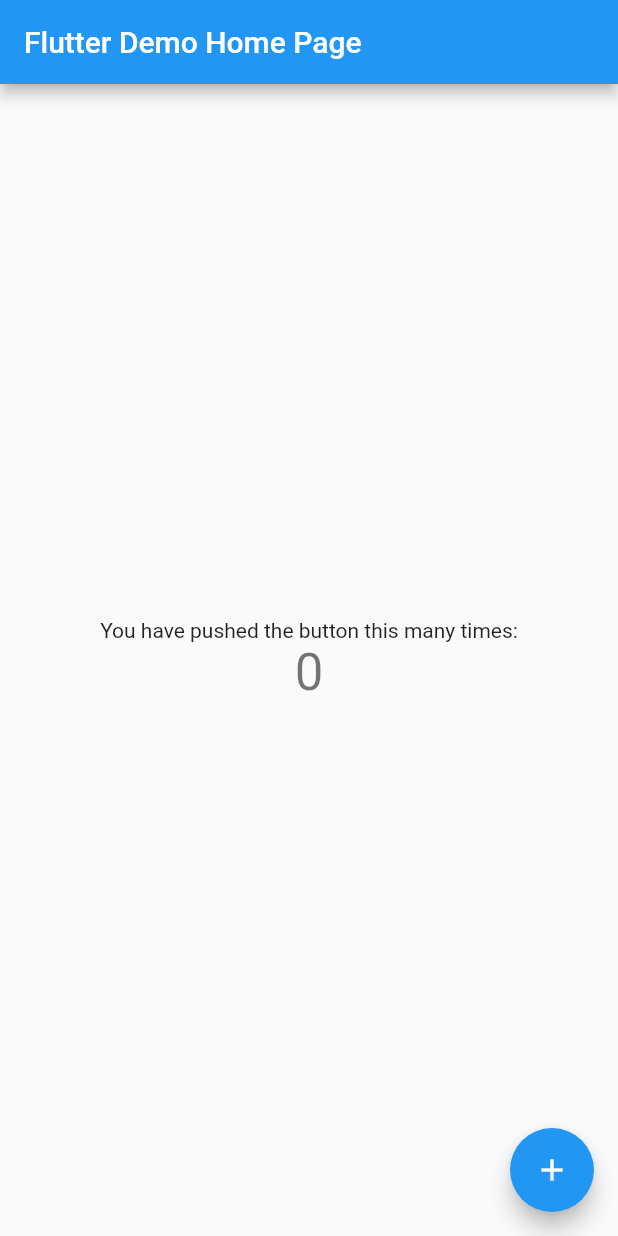
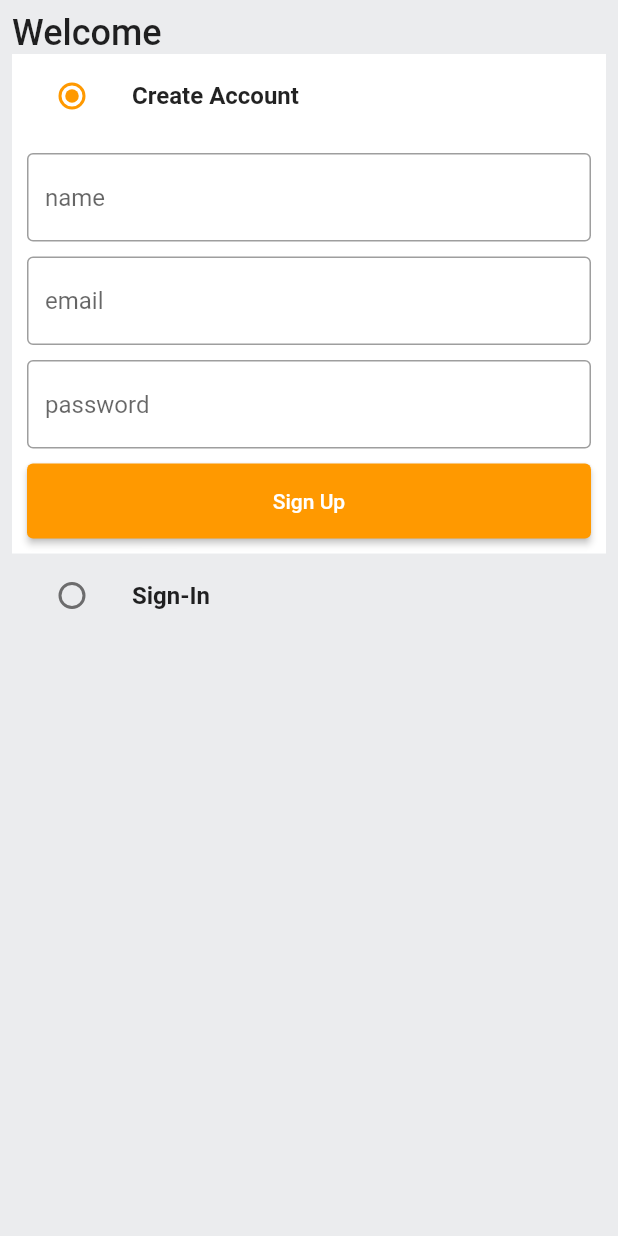
Before and after one commit to ebenny/e_commerce-app, a Flutter app: the screen it shows after launch, on a phone screen of 412 x 824 dp. Run offline on Flutter 3.47's test engine with Material 2 defaults, Android fonts, the phone set to English and light mode, and no system bars.

Commit message:
UI_login/signup_screen

```diff
--- /dev/null
+++ b/lib/constants/global_variables.dart
@@ -0,0 +1,52 @@
+import 'package:flutter/material.dart';
+
+String uri = 'http://<yourip>:3000';
+
+class GlobalVariables {
+  // COLORS
+  static const appBarGradient = LinearGradient(
+    colors: [
+      Color.fromARGB(255, 29, 201, 192),
+      Color.fromARGB(255, 125, 221, 216),
+    ],
+    stops: [0.5, 1.0],
+  );
+
+  static const secondaryColor = Color.fromRGBO(255, 153, 0, 1);
+  static const backgroundColor = Colors.white;
+  static const Color greyBackgroundCOlor = Color(0xffebecee);
+  static var selectedNavBarColor = Colors.cyan[800]!;
+  static const unselectedNavBarColor = Colors.black87;
+
+  // STATIC IMAGES
+  static const List<String> carouselImages = [
+    'https://images-eu.ssl-images-amazon.com/images/G/31/img21/Wireless/WLA/TS/D37847648_Accessories_savingdays_Jan22_Cat_PC_1500.jpg',
+    'https://images-eu.ssl-images-amazon.com/images/G/31/img2021/Vday/bwl/English.jpg',
+    'https://images-eu.ssl-images-amazon.com/images/G/31/img22/Wireless/AdvantagePrime/BAU/14thJan/D37196025_IN_WL_AdvantageJustforPrime_Jan_Mob_ingress-banner_1242x450.jpg',
+    'https://images-na.ssl-images-amazon.com/images/G/31/Symbol/2020/00NEW/1242_450Banners/PL31_copy._CB432483346_.jpg',
+    'https://images-na.ssl-images-amazon.com/images/G/31/img21/shoes/September/SSW/pc-header._CB641971330_.jpg',
+  ];
+
+  static const List<Map<String, String>> categoryImages = [
+    {
+      'title': 'Mobiles',
+      'image': 'assets/images/mobiles.jpeg',
+    },
+    {
+      'title': 'Essentials',
+      'image': 'assets/images/essentials.jpeg',
+    },
+    {
+      'title': 'Appliances',
+      'image': 'assets/images/appliances.jpeg',
+    },
+    {
+      'title': 'Books',
+      'image': 'assets/images/books.jpeg',
+    },
+    {
+      'title': 'Fashion',
+      'image': 'assets/images/fashion.jpeg',
+    },
+  ];
+}
--- /dev/null
+++ b/lib/features/auth/screens/auth_screen.dart
@@ -0,0 +1,169 @@
+import 'package:flutter/material.dart';
+import 'package:myecommerce/constants/global_variables.dart';
+import 'package:myecommerce/reusable/widgets/custom_button.dart';
+import 'package:myecommerce/reusable/widgets/custom_textfields.dart';
+
+enum Auth {
+  signIn,
+  signUp,
+}
+
+class AuthScreen extends StatefulWidget {
+  static const String routeName = '/auth-screen';
+  const AuthScreen({Key? key}) : super(key: key);
+
+  @override
+  State<AuthScreen> createState() => _AuthScreenState();
+}
+
+class _AuthScreenState extends State<AuthScreen> {
+  //tracking the login and signup radio
+  Auth _auth = Auth.signUp;
+  final _signUpFormKey = GlobalKey<FormState>();
+  final _signInFormKey = GlobalKey<FormState>();
+
+  final TextEditingController _emailController = TextEditingController();
+  final TextEditingController _passwordController = TextEditingController();
+  final TextEditingController _nameController = TextEditingController();
+
+  @override
+  void dispose() {
+    super.dispose();
+    _emailController.dispose();
+    _passwordController.dispose();
+    _nameController.dispose();
+  }
+
+  @override
+  Widget build(BuildContext context) {
+    return Scaffold(
+      backgroundColor: GlobalVariables.greyBackgroundCOlor,
+      body: SafeArea(
+        child: Padding(
+          padding: const EdgeInsets.all(8.0),
+          child: Column(
+            crossAxisAlignment: CrossAxisAlignment.start,
+            children: [
+              const Text(
+                'Welcome',
+                style: TextStyle(
+                  fontSize: 24,
+                  fontWeight: FontWeight.w500,
+                ),
+              ),
+              ListTile(
+                tileColor: _auth == Auth.signUp
+                    ? GlobalVariables.backgroundColor
+                    : GlobalVariables.greyBackgroundCOlor,
+                title: const Text(
+                  'Create Account',
+                  style: TextStyle(
+                    fontWeight: FontWeight.bold,
+                  ),
+                ),
+                leading: Radio(
+                  activeColor: GlobalVariables.secondaryColor,
+                  value: Auth.signUp,
+                  groupValue: _auth,
+                  onChanged: (Auth? val) {
+                    setState(() {
+                      _auth = val!;
+                    });
+                  },
+                ),
+              ),
+              if (_auth == Auth.signUp)
+                Container(
+                  padding: const EdgeInsets.all(10),
+                  color: GlobalVariables.backgroundColor,
+                  child: Form(
+                    key: _signUpFormKey,
+                    child: Column(
+                      children: [
+                        CustomTextFiled(
+                          controller: _nameController,
+                          hintText: 'name',
+                        ),
+                        const SizedBox(
+                          height: 10,
+                        ),
+                        CustomTextFiled(
+                          controller: _emailController,
+                          hintText: 'email',
+                        ),
+                        const SizedBox(
+                          height: 10,
+                        ),
+                        CustomTextFiled(
+                          controller: _passwordController,
+                          hintText: 'password',
+                        ),
+                        const SizedBox(
+                          height: 10,
+                        ),
+                        CustomButton(
+                          text: 'Sign Up',
+                          onTap: () {},
+                        )
+                      ],
+                    ),
+                  ),
+                ),
+              ListTile(
+                tileColor: _auth == Auth.signIn
+                    ? GlobalVariables.backgroundColor
+                    : GlobalVariables.greyBackgroundCOlor,
+                title: const Text(
+                  'Sign-In',
+                  style: TextStyle(
+                    fontWeight: FontWeight.bold,
+                  ),
+                ),
+                leading: Radio(
+                  activeColor: GlobalVariables.secondaryColor,
+                  value: Auth.signIn,
+                  groupValue: _auth,
+                  onChanged: (Auth? val) {
+                    setState(() {
+                      _auth = val!;
+                    });
+                  },
+                ),
+              ),
+              if (_auth == Auth.signIn)
+                Container(
+                  padding: const EdgeInsets.all(10),
+                  color: GlobalVariables.backgroundColor,
+                  child: Form(
+                    key: _signInFormKey,
+                    child: Column(
+                      children: [
+                        CustomTextFiled(
+                          controller: _emailController,
+                          hintText: 'email',
+                        ),
+                        const SizedBox(
+                          height: 10,
+                        ),
+                        CustomTextFiled(
+                          controller: _passwordController,
+                          hintText: 'password',
+                        ),
+                        const SizedBox(
+                          height: 10,
+                        ),
+                        CustomButton(
+                          text: 'Sign In',
+                          onTap: () {},
+                        )
+                      ],
+                    ),
+                  ),
+                ),
+            ],
+          ),
+        ),
+      ),
+    );
+  }
+}
--- a/lib/main.dart
+++ b/lib/main.dart
@@ -1,4 +1,7 @@
 import 'package:flutter/material.dart';
+import 'package:myecommerce/constants/global_variables.dart';
+import 'package:myecommerce/features/auth/screens/auth_screen.dart';
+import 'package:myecommerce/router.dart';
 
 void main() {
   runApp(const MyApp());
@@ -7,109 +10,26 @@ void main() {
 class MyApp extends StatelessWidget {
   const MyApp({Key? key}) : super(key: key);
 
-  // This widget is the root of your application.
   @override
   Widget build(BuildContext context) {
     return MaterialApp(
-      title: 'Flutter Demo',
+      debugShowCheckedModeBanner: false,
+      title: 'Amazon Clone',
       theme: ThemeData(
-        // This is the theme of your application.
-        //
-        // Try running your application with "flutter run". You'll see the
-        // application has a blue toolbar. Then, without quitting the app, try
-        // changing the primarySwatch below to Colors.green and then invoke
-        // "hot reload" (press "r" in the console where you ran "flutter run",
-        // or simply save your changes to "hot reload" in a Flutter IDE).
-        // Notice that the counter didn't reset back to zero; the application
-        // is not restarted.
+        colorScheme: const ColorScheme.light(
+          primary: GlobalVariables.secondaryColor,
+        ),
+        scaffoldBackgroundColor: GlobalVariables.backgroundColor,
+        appBarTheme: const AppBarTheme(
+          elevation: 0,
+          iconTheme: IconThemeData(
+            color: Colors.black,
+          ),
+        ),
         primarySwatch: Colors.blue,
       ),
-      home: const MyHomePage(title: 'Flutter Demo Home Page'),
+      onGenerateRoute: (settings) => generateRoute(settings),
+      home: const AuthScreen(),
     );
   }
 }
-
-class MyHomePage extends StatefulWidget {
-  const MyHomePage({Key? key, required this.title}) : super(key: key);
-
-  // This widget is the home page of your application. It is stateful, meaning
-  // that it has a State object (defined below) that contains fields that affect
-  // how it looks.
-
-  // This class is the configuration for the state. It holds the values (in this
-  // case the title) provided by the parent (in this case the App widget) and
-  // used by the build method of the State. Fields in a Widget subclass are
-  // always marked "final".
-
-  final String title;
-
-  @override
-  State<MyHomePage> createState() => _MyHomePageState();
-}
-
-class _MyHomePageState extends State<MyHomePage> {
-  int _counter = 0;
-
-  void _incrementCounter() {
-    setState(() {
-      // This call to setState tells the Flutter framework that something has
-      // changed in this State, which causes it to rerun the build method below
-      // so that the display can reflect the updated values. If we changed
-      // _counter without calling setState(), then the build method would not be
-      // called again, and so nothing would appear to happen.
-      _counter++;
-    });
-  }
-
-  @override
-  Widget build(BuildContext context) {
-    // This method is rerun every time setState is called, for instance as done
-    // by the _incrementCounter method above.
-    //
-    // The Flutter framework has been optimized to make rerunning build methods
-    // fast, so that you can just rebuild anything that needs updating rather
-    // than having to individually change instances of widgets.
-    return Scaffold(
-      appBar: AppBar(
-        // Here we take the value from the MyHomePage object that was created by
-        // the App.build method, and use it to set our appbar title.
-        title: Text(widget.title),
-      ),
-      body: Center(
-        // Center is a layout widget. It takes a single child and positions it
-        // in the middle of the parent.
-        child: Column(
-          // Column is also a layout widget. It takes a list of children and
-          // arranges them vertically. By default, it sizes itself to fit its
-          // children horizontally, and tries to be as tall as its parent.
-          //
-          // Invoke "debug painting" (press "p" in the console, choose the
-          // "Toggle Debug Paint" action from the Flutter Inspector in Android
-          // Studio, or the "Toggle Debug Paint" command in Visual Studio Code)
-          // to see the wireframe for each widget.
-          //
-          // Column has various properties to control how it sizes itself and
-          // how it positions its children. Here we use mainAxisAlignment to
-          // center the children vertically; the main axis here is the vertical
-          // axis because Columns are vertical (the cross axis would be
-          // horizontal).
-          mainAxisAlignment: MainAxisAlignment.center,
-          children: <Widget>[
-            const Text(
-              'You have pushed the button this many times:',
-            ),
-            Text(
-              '$_counter',
-              style: Theme.of(context).textTheme.headline4,
-            ),
-          ],
-        ),
-      ),
-      floatingActionButton: FloatingActionButton(
-        onPressed: _incrementCounter,
-        tooltip: 'Increment',
-        child: const Icon(Icons.add),
-      ), // This trailing comma makes auto-formatting nicer for build methods.
-    );
-  }
-}
--- /dev/null
+++ b/lib/reusable/widgets/custom_button.dart
@@ -0,0 +1,25 @@
+import 'package:flutter/material.dart';
+
+class CustomButton extends StatelessWidget {
+  final String text;
+  final VoidCallback onTap;
+
+  const CustomButton({
+    Key? key,
+    required this.text,
+    required this.onTap,
+  }) : super(key: key);
+
+  @override
+  Widget build(BuildContext context) {
+    return ElevatedButton(
+      onPressed: onTap,
+      style: ElevatedButton.styleFrom(
+        minimumSize: const Size(double.infinity, 50),
+      ),
+      child: Text(
+        text,
+      ),
+    );
+  }
+}
--- /dev/null
+++ b/lib/reusable/widgets/custom_textfields.dart
@@ -0,0 +1,33 @@
+import 'package:flutter/material.dart';
+
+class CustomTextFiled extends StatelessWidget {
+  final TextEditingController controller;
+  final String hintText;
+
+  const CustomTextFiled({
+    Key? key,
+    required this.controller,
+    required this.hintText,
+  }) : super(key: key);
+
+  @override
+  Widget build(BuildContext context) {
+    return TextFormField(
+      controller: controller,
+      decoration: InputDecoration(
+        hintText: hintText,
+        border: const OutlineInputBorder(
+          borderSide: BorderSide(
+            color: Colors.black38,
+          ),
+        ),
+        enabledBorder: const OutlineInputBorder(
+          borderSide: BorderSide(
+            color: Colors.black38,
+          ),
+        ),
+      ),
+      validator: (val) {},
+    );
+  }
+}
--- /dev/null
+++ b/lib/router.dart
@@ -0,0 +1,23 @@
+import 'package:flutter/material.dart';
+import 'package:myecommerce/features/auth/screens/auth_screen.dart';
+
+Route<dynamic> generateRoute(RouteSettings routeSettings) {
+  switch (routeSettings.name) {
+    case AuthScreen.routeName:
+      return MaterialPageRoute(
+        settings: routeSettings,
+        builder: (_) => const AuthScreen(),
+      );
+    default:
+      return MaterialPageRoute(
+        settings: routeSettings,
+        builder: (_) => const Scaffold(
+          body: Center(
+            child: Text(
+              'Screen does not exist',
+            ),
+          ),
+        ),
+      );
+  }
+}
```
Also changed, not shown: 3 other files.
